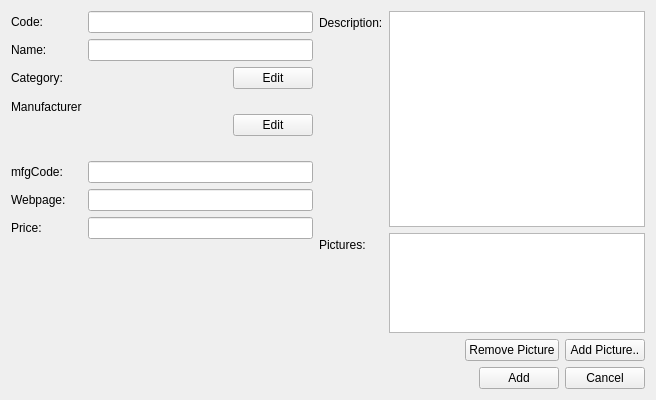
First picture: the form in client/uiforms/component_add.ui, repository Wolframe/configurator, before the edit.
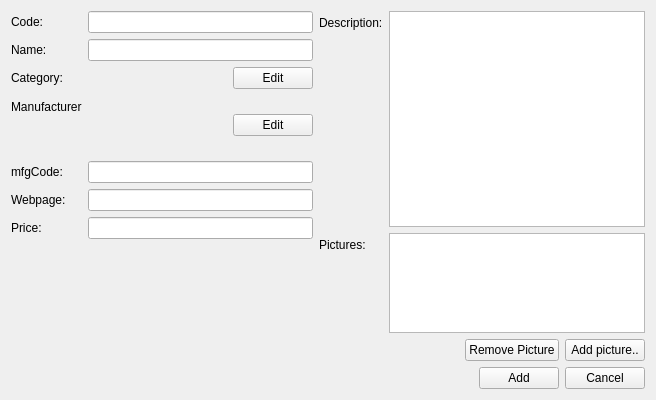
Second picture: the form after the edit. Icons and pictures are not drawn.

Patch:
```diff
--- a/client/uiforms/component_add.ui
+++ b/client/uiforms/component_add.ui
@@ -284,7 +284,7 @@
        <item>
         <widget class="QPushButton" name="new_pictures">
          <property name="text">
-          <string>Add Picture..</string>
+          <string>Add picture..</string>
          </property>
          <property name="form" stdset="0">
           <string>picture_select?widgetid={main.widgetid}_picture</string>
```
